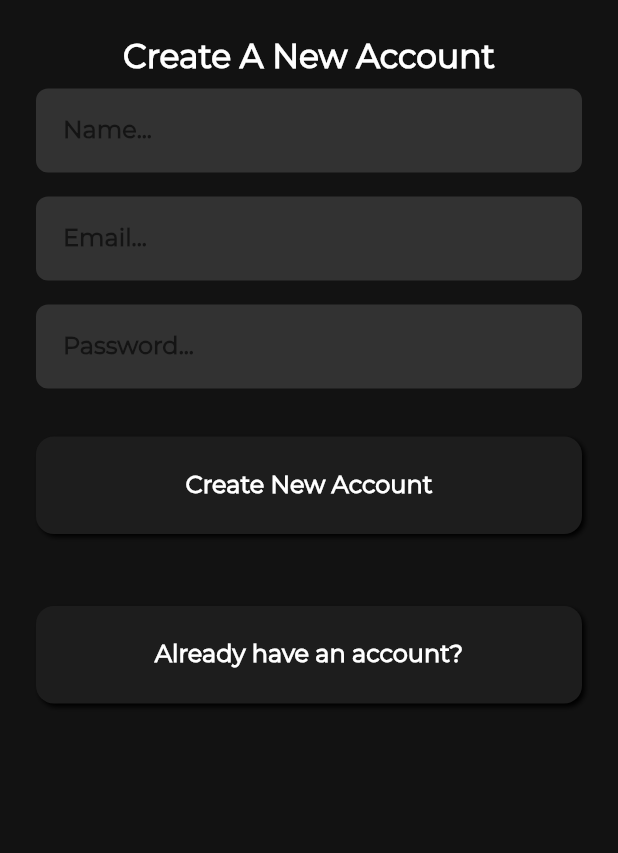
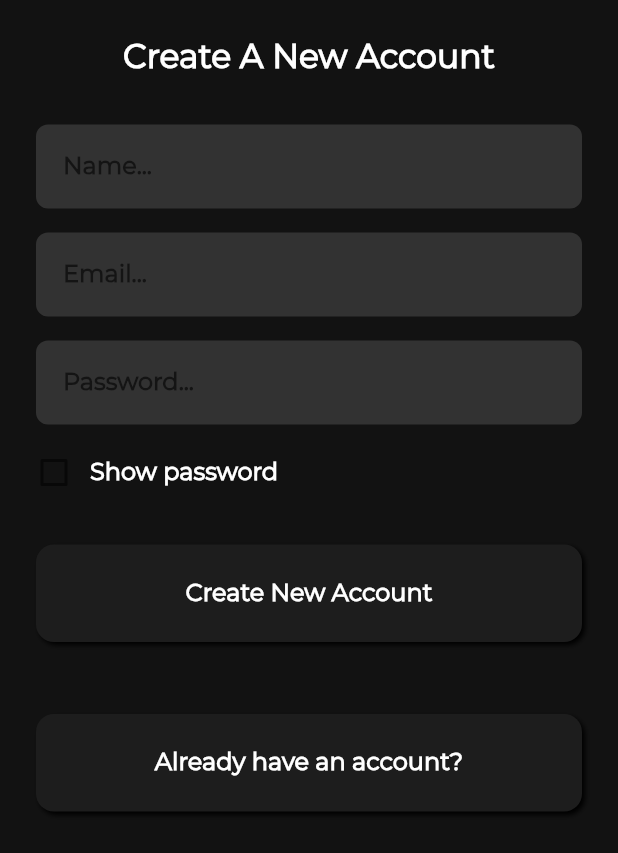
Before and after one commit to Alabhya268/Ecommerce_App, a Flutter app: the screen it shows after launch, after a tap on "Create New Account", on a phone screen of 412 x 824 dp. Shown: the top 853 px of the screen. Run offline on Flutter 3.47's test engine with Material 2 defaults, Android fonts, the phone set to English and light mode, and no system bars; our stand-ins replace cloud_firestore, firebase_auth, firebase_core; accounts and stored records are empty; project files that could hold a hidden picture were left out.

Commit message:
Added password reset feature and password visibility checkbox

```diff
--- a/ecommerce_app/lib/constants.dart
+++ b/ecommerce_app/lib/constants.dart
@@ -1,6 +1,8 @@
 import 'package:flutter/material.dart';
 
 class Constants {
+  static String title = 'Ecommerce app';
+
   static TextStyle regularHeading = TextStyle(
     fontSize: 18,
     fontWeight: FontWeight.w600,
@@ -19,10 +21,33 @@ class Constants {
     color: Colors.white,
   );
 
-  static TextStyle regularDarkText = TextStyle(
+  static TextStyle regularDark = TextStyle(
     fontSize: 16,
     fontWeight: FontWeight.w600,
     color: Colors.white,
+  );
+
+  static TextStyle homeProductCardPrice = TextStyle(
+    fontSize: 16,
+    color: Color(0xFFFF1E00),
+    fontWeight: FontWeight.w600,
+  );
+
+  static TextStyle cartProductCardPrice = TextStyle(
+    fontSize: 16,
+    color: Color(0xFFFF1E00),
+    fontWeight: FontWeight.w600,
+  );
+
+  static TextStyle cartProductCardSize = TextStyle(
+    fontSize: 18,
+    color: Colors.white,
+  );
+
+  static CircularProgressIndicator regularProgressIndicator =
+      CircularProgressIndicator(
+    backgroundColor: Colors.white,
+    color: Color(0xFFFF1E00),
   );
 
   static BoxShadow boxShadow = BoxShadow(
--- a/ecommerce_app/lib/main.dart
+++ b/ecommerce_app/lib/main.dart
@@ -1,3 +1,4 @@
+import 'package:ecommerce_app/constants.dart';
 import 'package:flutter/material.dart';
 
 import 'screens/landing_page.dart';
@@ -11,7 +12,7 @@ class MyApp extends StatelessWidget {
   Widget build(BuildContext context) {
     return MaterialApp(
       debugShowCheckedModeBanner: false,
-      title: 'Flutter Demo',
+      title: Constants.title,
       theme: ThemeData(
         backgroundColor: Color(0xFF121212),
         accentColor: Color(0xFFFF1E00),
--- a/ecommerce_app/lib/screens/cart_page.dart
+++ b/ecommerce_app/lib/screens/cart_page.dart
@@ -1,4 +1,5 @@
 import 'package:cloud_firestore/cloud_firestore.dart';
+import 'package:ecommerce_app/constants.dart';
 import 'package:ecommerce_app/services/firebase_services.dart';
 import 'package:ecommerce_app/widgets/custom_action_bar.dart';
 import 'package:ecommerce_app/widgets/product_card.dart';
@@ -56,9 +57,7 @@ class _CartPageState extends State<CartPage> {
 
               if (snapshot.connectionState == ConnectionState.waiting) {
                 return Center(
-                  child: CircularProgressIndicator(
-                    backgroundColor: Theme.of(context).accentColor,
-                  ),
+                  child: Constants.regularProgressIndicator,
                 );
               }
               return null;
--- a/ecommerce_app/lib/screens/email_verfication_page.dart
+++ b/ecommerce_app/lib/screens/email_verfication_page.dart
@@ -51,7 +51,8 @@ class _EmailVerficationState extends State<EmailVerfication> {
       body: Center(
           child: Text(
         'An email has been sent to ${user.email}, please verify.',
-        style: Constants.regularDarkText,
+        style: Constants.regularDark,
+        textAlign: TextAlign.center,
       )),
     );
   }
--- a/ecommerce_app/lib/screens/landing_page.dart
+++ b/ecommerce_app/lib/screens/landing_page.dart
@@ -10,7 +10,8 @@ class LandingPage extends StatelessWidget {
 
   @override
   Widget build(BuildContext context) {
-    return FutureBuilder(
+    return SafeArea(
+      child: FutureBuilder(
         future: _initialization,
         builder: (context, snapshot) {
           if (snapshot.hasError) {
@@ -69,6 +70,7 @@ class LandingPage extends StatelessWidget {
             ),
           );
         },
+      ),
     );
   }
 }
--- a/ecommerce_app/lib/screens/login_page.dart
+++ b/ecommerce_app/lib/screens/login_page.dart
@@ -1,7 +1,9 @@
 import 'package:ecommerce_app/screens/register_page.dart';
+import 'package:ecommerce_app/screens/reset_password_page.dart';
 import 'package:ecommerce_app/services/firebase_services.dart';
 import 'package:ecommerce_app/widgets/custom_btn.dart';
 import 'package:ecommerce_app/widgets/custom_input.dart';
+import 'package:ecommerce_app/widgets/password_visibility_checkbox.dart';
 import 'package:flutter/material.dart';
 
 import '../constants.dart';
@@ -13,6 +15,8 @@ class LoginPage extends StatefulWidget {
 
 class _LoginPageState extends State<LoginPage> {
   FirebaseServices _firebaseServices = new FirebaseServices();
+
+  bool _passwordVisibility = false;
 
   Future<void> _alertDialogBuilder(String error) async {
     return showDialog(
@@ -78,13 +82,12 @@ class _LoginPageState extends State<LoginPage> {
 
   @override
   Widget build(BuildContext context) {
-    return SafeArea(
-      child: Scaffold(
+    return Scaffold(
       backgroundColor: Theme.of(context).backgroundColor,
       body: ListView(
         children: [
-            Container(
-              padding: EdgeInsets.only(top: 24),
+          Padding(
+            padding: EdgeInsets.symmetric(vertical: 24),
             child: Text(
               'Welcome User,\nLogin to your account',
               textAlign: TextAlign.center,
@@ -99,21 +102,54 @@ class _LoginPageState extends State<LoginPage> {
                 onChanged: (value) {
                   _registerEmail = value;
                 },
-                  onSubmitted: (value) {
+                onFieldSubmitted: (value) {
                   _passwordFocusNode.requestFocus();
                 },
                 textInputAction: TextInputAction.next,
               ),
               CustomInput(
-                  isPasswordFeild: true,
+                isPasswordFeild: !_passwordVisibility,
                 hintText: 'Password...',
                 onChanged: (value) {
                   _registerPassword = value;
                 },
                 focusNode: _passwordFocusNode,
-                  onSubmitted: (value) {
+                onFieldSubmitted: (value) {
                   _submitForm();
                 },
+              ),
+              Padding(
+                padding: const EdgeInsets.symmetric(
+                  horizontal: 12,
+                ),
+                child: Row(
+                  mainAxisAlignment: MainAxisAlignment.spaceBetween,
+                  children: [
+                    PasswordVisibilityCheckBox((value) {
+                      setState(
+                        () {
+                          _passwordVisibility = value;
+                        },
+                      );
+                    }, _passwordVisibility),
+                    TextButton(
+                      onPressed: () {
+                        Navigator.push(
+                          context,
+                          MaterialPageRoute(
+                            builder: (BuildContext context) {
+                              return ResetPassword();
+                            },
+                          ),
+                        );
+                      },
+                      child: Text(
+                        'Forget Password ?',
+                        style: Constants.homeProductCardPrice,
+                      ),
+                    ),
+                  ],
+                ),
               ),
               CustomBtn(
                 text: 'Login',
@@ -145,7 +181,6 @@ class _LoginPageState extends State<LoginPage> {
           ),
         ],
       ),
-      ),
     );
   }
 }
--- a/ecommerce_app/lib/screens/register_page.dart
+++ b/ecommerce_app/lib/screens/register_page.dart
@@ -1,7 +1,7 @@
-import 'package:ecommerce_app/screens/email_verfication_page.dart';
 import 'package:ecommerce_app/services/firebase_services.dart';
 import 'package:ecommerce_app/widgets/custom_btn.dart';
 import 'package:ecommerce_app/widgets/custom_input.dart';
+import 'package:ecommerce_app/widgets/password_visibility_checkbox.dart';
 import 'package:flutter/material.dart';
 
 import '../constants.dart';
@@ -13,6 +13,8 @@ class RegisterPage extends StatefulWidget {
 
 class _RegisterPageState extends State<RegisterPage> {
   FirebaseServices _firebaseServices = new FirebaseServices();
+
+  bool _passwordVisibility = false;
 
   Future<void> _alertDialogBuilder(String error) async {
     return showDialog(
@@ -84,14 +86,13 @@ class _RegisterPageState extends State<RegisterPage> {
 
   @override
   Widget build(BuildContext context) {
-    return SafeArea(
-      child: Scaffold(
+    return Scaffold(
       backgroundColor: Theme.of(context).backgroundColor,
       body: ListView(
         shrinkWrap: false,
         children: [
           Container(
-              padding: EdgeInsets.only(top: 24),
+            padding: EdgeInsets.symmetric(vertical: 24),
             child: Text(
               'Create A New Account',
               textAlign: TextAlign.center,
@@ -120,10 +121,23 @@ class _RegisterPageState extends State<RegisterPage> {
                 textInputType: TextInputType.emailAddress,
                 hintText: 'Password...',
                 textInputAction: TextInputAction.next,
-                  isPasswordFeild: true,
+                isPasswordFeild: !_passwordVisibility,
                 onChanged: (value) {
                   _registerPassword = value;
                 },
+              ),
+              Padding(
+                padding: const EdgeInsets.symmetric(horizontal: 12),
+                child: PasswordVisibilityCheckBox(
+                  (value) {
+                    setState(
+                      () {
+                        _passwordVisibility = value;
+                      },
+                    );
+                  },
+                  _passwordVisibility,
+                ),
               ),
               CustomBtn(
                 text: 'Create New Account',
@@ -148,7 +162,6 @@ class _RegisterPageState extends State<RegisterPage> {
           ),
         ],
       ),
-      ),
     );
   }
 }
--- a/ecommerce_app/lib/tabs/saved_tab.dart
+++ b/ecommerce_app/lib/tabs/saved_tab.dart
@@ -1,4 +1,5 @@
 import 'package:cloud_firestore/cloud_firestore.dart';
+import 'package:ecommerce_app/constants.dart';
 import 'package:ecommerce_app/services/firebase_services.dart';
 import 'package:ecommerce_app/widgets/custom_action_bar.dart';
 import 'package:ecommerce_app/widgets/product_card.dart';
@@ -51,11 +52,10 @@ class SavedTab extends StatelessWidget {
 
               if (snapshot.connectionState == ConnectionState.waiting) {
                 return Center(
-                  child: CircularProgressIndicator(
-                    backgroundColor: Theme.of(context).accentColor,
-                  ),
+                  child: Constants.regularProgressIndicator,
                 );
               }
+              return null;
             },
           ),
           CustomActionBar(
--- a/ecommerce_app/lib/widgets/custom_btn.dart
+++ b/ecommerce_app/lib/widgets/custom_btn.dart
@@ -60,7 +60,7 @@ class CustomBtn extends StatelessWidget {
                 child: SizedBox(
                   height: 30,
                   width: 30,
-                  child: CircularProgressIndicator(),
+                  child: Constants.regularProgressIndicator,
                 ),
               ),
             )
--- a/ecommerce_app/lib/widgets/custom_input.dart
+++ b/ecommerce_app/lib/widgets/custom_input.dart
@@ -4,7 +4,8 @@ import 'package:flutter/material.dart';
 class CustomInput extends StatelessWidget {
   final String hintText;
   final Function(String) onChanged;
-  final Function(String) onSubmitted;
+  final Function(String) onFieldSubmitted;
+  final Function(String) validator;
   final FocusNode focusNode;
   final TextInputAction textInputAction;
   final bool isPasswordFeild;
@@ -12,18 +13,19 @@ class CustomInput extends StatelessWidget {
   final double horizontalPadding;
   final TextEditingController textEditingController;
 
-  const CustomInput(
-      {Key key,
+  const CustomInput({
+    Key key,
     this.hintText,
     this.onChanged,
-      this.onSubmitted,
+    this.onFieldSubmitted,
     this.focusNode,
     this.textInputAction,
     this.isPasswordFeild,
     this.textInputType,
     this.horizontalPadding,
-      this.textEditingController})
-      : super(key: key);
+    this.textEditingController,
+    this.validator,
+  }) : super(key: key);
 
   @override
   Widget build(BuildContext context) {
@@ -38,13 +40,14 @@ class CustomInput extends StatelessWidget {
           0xFF323232,
         ),
       ),
-      child: TextField(
+      child: TextFormField(
         controller: textEditingController,
         keyboardType: textInputType,
         obscureText: isPasswordFeild ?? false,
         focusNode: focusNode,
         onChanged: onChanged,
-        onSubmitted: onSubmitted,
+        validator: validator,
+        onFieldSubmitted: onFieldSubmitted,
         textInputAction: textInputAction,
         decoration: InputDecoration(
           contentPadding: EdgeInsets.symmetric(
@@ -54,7 +57,7 @@ class CustomInput extends StatelessWidget {
           border: InputBorder.none,
           hintText: hintText ?? 'Hint Text...',
         ),
-        style: Constants.regularDarkText,
+        style: Constants.regularDark,
       ),
     );
   }
--- /dev/null
+++ b/ecommerce_app/lib/widgets/password_visibility_checkbox.dart
@@ -0,0 +1,33 @@
+import 'package:ecommerce_app/constants.dart';
+import 'package:flutter/material.dart';
+
+class PasswordVisibilityCheckBox extends StatefulWidget {
+  final Function passwordVisibility;
+  final bool isPasswordVisible;
+
+  const PasswordVisibilityCheckBox(
+      this.passwordVisibility, this.isPasswordVisible);
+
+  @override
+  _PasswordVisibilityCheckBoxState createState() =>
+      _PasswordVisibilityCheckBoxState();
+}
+
+class _PasswordVisibilityCheckBoxState
+    extends State<PasswordVisibilityCheckBox> {
+  @override
+  Widget build(BuildContext context) {
+    return Row(
+      children: [
+        Checkbox(
+          value: widget.isPasswordVisible,
+          onChanged: widget.passwordVisibility,
+        ),
+        Text(
+          'Show password',
+          style: Constants.regularDark,
+        ),
+      ],
+    );
+  }
+}
```
Also changed, not shown: ecommerce_app/lib/screens/product_page.dart (+8 -11 lines), ecommerce_app/lib/screens/reset_password_page.dart (added, +80 -0 lines), ecommerce_app/lib/services/firebase_services.dart (+19 -3 lines), ecommerce_app/lib/tabs/home_tab.dart (+2 -8 lines), ecommerce_app/lib/tabs/search_tab.dart (+4 -9 lines), ecommerce_app/lib/widgets/product_card.dart (+3 -7 lines). Lines whose indentation alone changed are shown as unchanged.
